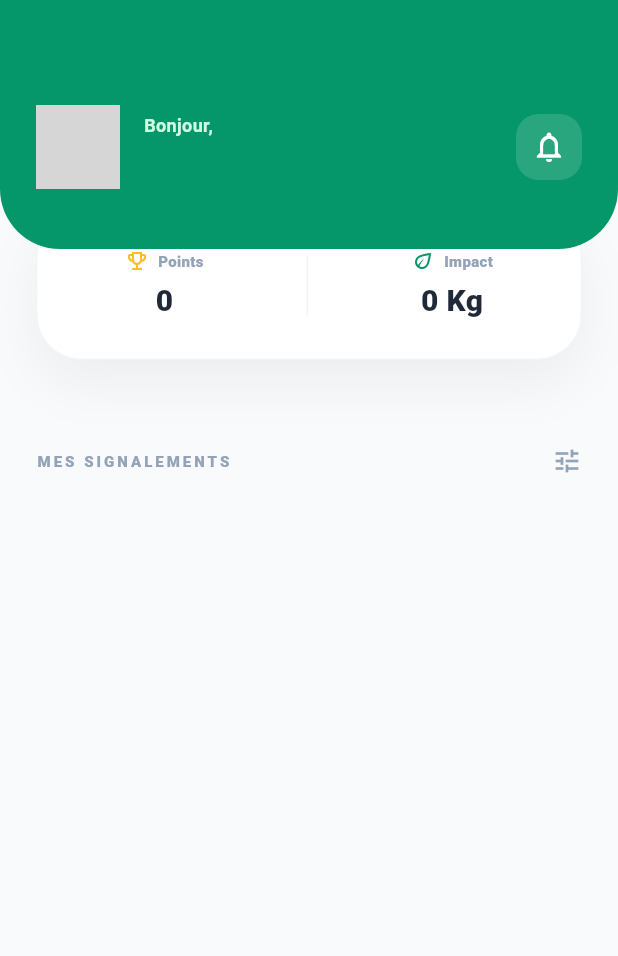
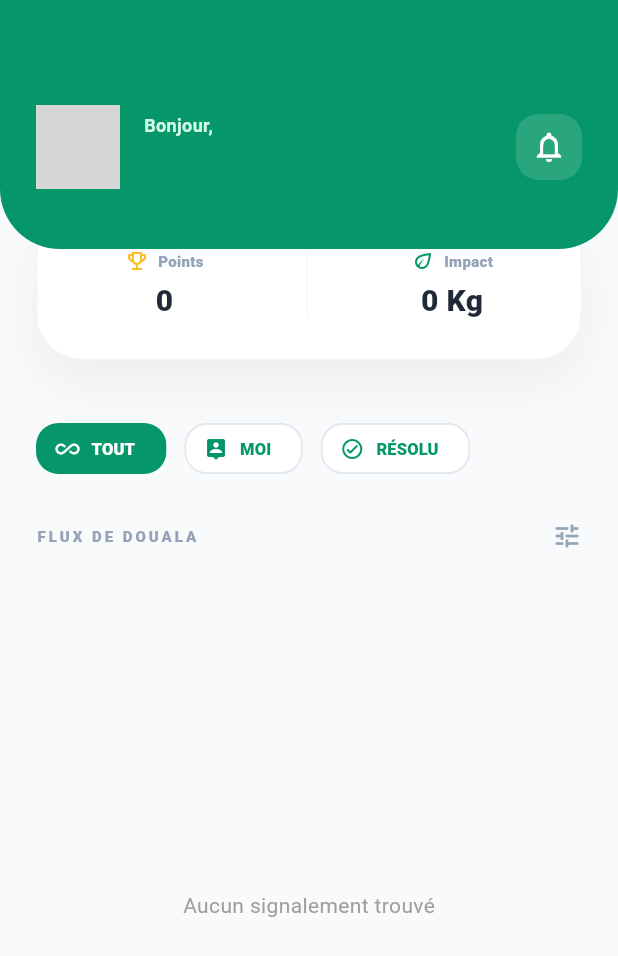
Before and after one commit to meyuefotsocelislaurence-dev/cityreport, a Flutter app: the HomePage screen opened directly, on a phone screen of 412 x 824 dp. Shown: the top 956 px of the screen. Run offline on Flutter 3.47's test engine with Material 3 defaults, Android fonts, the phone set to English and light mode, and no system bars; our stand-ins replace flutter_map, geolocator, image_picker, latlong2, supabase_flutter; accounts and stored records are empty; network calls fail; grey boxes are pictures that could not be loaded.

Commit message:
feat: implement community report feed with filtering and add userId to ReportModel

```diff
--- a/lib/models/report_model.dart
+++ b/lib/models/report_model.dart
@@ -6,6 +6,7 @@
  */
 class ReportModel {
   final String? id;
+  final String? userId; // ID de l'auteur du signalement
   final String? title;
   final String description;
   final String typeInsalubrite; // ex: Ordures, Inondation, Gravats
@@ -17,6 +18,7 @@ class ReportModel {
 
   ReportModel({
     this.id,
+    this.userId,
     this.title,
     required this.description,
     required this.typeInsalubrite,
@@ -33,6 +35,7 @@ class ReportModel {
   factory ReportModel.fromMap(Map<String, dynamic> map) {
     return ReportModel(
       id: map['id']?.toString(),
+      userId: map['user_id']?.toString(),
       title: map['title'] as String?,
       description: map['description'] ?? "Aucune description",
       typeInsalubrite: map['typeInsalubrite'] ?? "Ordures ménagères",
@@ -49,6 +52,7 @@ class ReportModel {
    */
   Map<String, dynamic> toMap() {
     return {
+      'user_id': userId,
       'title': title,
       'description': description,
       'typeInsalubrite': typeInsalubrite,
--- a/lib/views/home_page.dart
+++ b/lib/views/home_page.dart
@@ -20,7 +20,8 @@ class HomePage extends StatefulWidget {
 
 class _HomePageState extends State<HomePage> {
   final HomeController _controller = HomeController();
-  List<ReportModel> _reports = [];
+  List<ReportModel> _allReports = [];
+  String _selectedFilter = "TOUT"; // TOUT, MOI, RÉSOLU
   bool _isLoading = true;
 
   @override
@@ -30,53 +31,86 @@ class _HomePageState extends State<HomePage> {
   }
 
   /**
-   * Récupère les données réelles au démarrage.
+   * Récupère les données réelles au démarrage ou via refresh.
    */
   Future<void> _loadData() async {
-    final data = await _controller.fetchRecentReports();
+    await _controller.fetchUserStats(); // Pour les points et stats
+    final data = await _controller.fetchAllCommunityReports(); // Flux global
     if (mounted) {
       setState(() {
-        _reports = data;
+        _allReports = data;
         _isLoading = false;
       });
     }
   }
 
+  /**
+   * Filtre la liste des rapports selon le choix de l'utilisateur.
+   */
+  List<ReportModel> _getFilteredReports() {
+    if (_selectedFilter == "TOUT") return _allReports;
+    if (_selectedFilter == "MOI") {
+      final user = Supabase.instance.client.auth.currentUser;
+      return _allReports.where((r) => r.userId == user?.id).toList();
+    }
+    if (_selectedFilter == "RÉSOLU") {
+      return _allReports.where((r) => r.statut.toLowerCase() == "résolu").toList();
+    }
+    return _allReports;
+  }
+
   @override
   Widget build(BuildContext context) {
     final user = Supabase.instance.client.auth.currentUser;
+    final filteredReports = _getFilteredReports();
 
     return Scaffold(
-      backgroundColor: const Color(0xFFF8FAFC), // Fond gris très clair
-      body: CustomScrollView(
+      backgroundColor: const Color(0xFFF8FAFC),
+      body: RefreshIndicator(
+        onRefresh: _loadData,
+        color: const Color(0xFF059669),
+        child: CustomScrollView(
           slivers: [
             /** Section En-tête Dynamique */
-          SliverToBoxAdapter(
-            child: _buildHeader(user),
-          ),
+            SliverToBoxAdapter(child: _buildHeader(user)),
 
             /** Section Statistiques d'Impact (Carte Flottante) */
+            SliverToBoxAdapter(child: _buildImpactCard(_controller)),
+
+            /** Section Filtres Communautaires */
             SliverToBoxAdapter(
-            child: _buildImpactCard(_controller),
+              child: Padding(
+                padding: const EdgeInsets.fromLTRB(24, 10, 24, 0),
+                child: SingleChildScrollView(
+                  scrollDirection: Axis.horizontal,
+                  child: Row(
+                    children: [
+                      _buildFilterChip("TOUT", Icons.all_inclusive_rounded),
+                      _buildFilterChip("MOI", Icons.person_pin_rounded),
+                      _buildFilterChip("RÉSOLU", Icons.check_circle_outline_rounded),
+                    ],
+                  ),
+                ),
+              ),
             ),
 
             /** Titre de la section Signalements */
-          const SliverPadding(
-            padding: EdgeInsets.fromLTRB(24, 32, 24, 16),
+            SliverPadding(
+              padding: const EdgeInsets.fromLTRB(24, 24, 24, 16),
               sliver: SliverToBoxAdapter(
                 child: Row(
                   mainAxisAlignment: MainAxisAlignment.spaceBetween,
                   children: [
                     Text(
-                    "MES SIGNALEMENTS",
-                    style: TextStyle(
+                      _selectedFilter == "MOI" ? "MES SIGNALEMENTS" : "FLUX DE DOUALA",
+                      style: const TextStyle(
                         fontSize: 10,
                         fontWeight: FontWeight.w900,
                         color: Color(0xFF94A3B8),
                         letterSpacing: 2.0,
                       ),
                     ),
-                  Icon(Icons.tune, size: 20, color: Color(0xFF94A3B8)),
+                    const Icon(Icons.tune, size: 20, color: Color(0xFF94A3B8)),
                   ],
                 ),
               ),
@@ -86,6 +120,10 @@ class _HomePageState extends State<HomePage> {
             _isLoading
               ? const SliverFillRemaining(
                   child: Center(child: CircularProgressIndicator(color: Color(0xFF059669))),
+                )
+              : filteredReports.isEmpty
+                ? const SliverFillRemaining(
+                    child: Center(child: Text("Aucun signalement trouvé", style: TextStyle(color: Colors.grey))),
                   )
                 : SliverPadding(
               padding: const EdgeInsets.symmetric(horizontal: 24),
@@ -97,21 +135,48 @@ class _HomePageState extends State<HomePage> {
                         Navigator.push(
                           context,
                           MaterialPageRoute(
-                          builder: (context) => ReportDetailsPage(report: _reports[index]),
+                            builder: (context) => ReportDetailsPage(report: filteredReports[index]),
                           ),
                         );
                       },
-                    child: _buildReportCard(_reports[index]),
+                      child: _buildReportCard(filteredReports[index]),
                     );
                   },
-                childCount: _reports.length,
+                  childCount: filteredReports.length,
                 ),
               ),
             ),
 
-          /** Espace de fin pour la barre de navigation */
             const SliverToBoxAdapter(child: SizedBox(height: 100)),
           ],
+        ),
+      ),
+    );
+  }
+
+  /** UI : Chip de filtre personnalisé HYSACAM */
+  Widget _buildFilterChip(String label, IconData icon) {
+    final isSelected = _selectedFilter == label;
+    return Padding(
+      padding: const EdgeInsets.only(right: 12),
+      child: ChoiceChip(
+        avatar: Icon(icon, size: 16, color: isSelected ? Colors.white : const Color(0xFF059669)),
+        label: Text(label),
+        labelStyle: TextStyle(
+          fontSize: 11,
+          fontWeight: FontWeight.w900,
+          color: isSelected ? Colors.white : const Color(0xFF059669),
+        ),
+        selected: isSelected,
+        onSelected: (val) => setState(() => _selectedFilter = label),
+        backgroundColor: Colors.white,
+        selectedColor: const Color(0xFF059669),
+        shape: RoundedRectangleBorder(
+          borderRadius: BorderRadius.circular(15),
+          side: BorderSide(color: isSelected ? Colors.transparent : const Color(0xFFE2E8F0)),
+        ),
+        showCheckmark: false,
+        padding: const EdgeInsets.symmetric(horizontal: 12, vertical: 8),
       ),
     );
   }
--- a/lib/views/notifications_page.dart
+++ b/lib/views/notifications_page.dart
@@ -32,7 +32,8 @@ class _NotificationsPageState extends State<NotificationsPage> {
    * Charge les rapports pour simuler des notifications de statut.
    */
   Future<void> _loadNotifications() async {
-    final data = await _homeController.fetchRecentReports();
+    await _homeController.fetchUserStats();
+    final data = _homeController.userReports; // Les notifications sont basées sur mes rapports
     if (mounted) {
       setState(() {
         _reports = data;
--- a/lib/views/settings_page.dart
+++ b/lib/views/settings_page.dart
@@ -32,7 +32,7 @@ class _SettingsPageState extends State<SettingsPage> {
    * Charge les données de profil et d'impact au démarrage.
    */
   Future<void> _loadProfileData() async {
-    await _homeController.fetchRecentReports();
+    await _homeController.fetchUserStats();
     if (mounted) {
       setState(() => _isLoading = false);
     }
```
Also changed, not shown: lib/controlers/home_controller.dart (+26 -8 lines). Lines whose indentation alone changed are shown as unchanged.
